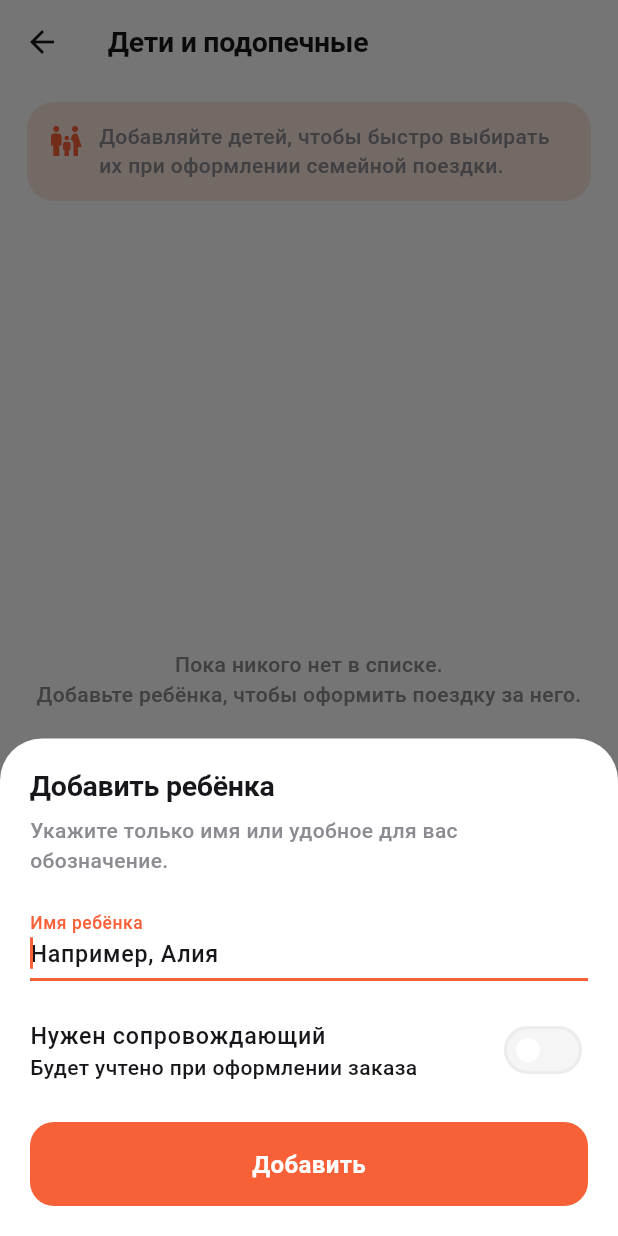
After one commit to mussagali/invotaxi, a Flutter app: the DependentsScreen screen opened directly, after a tap on "Добавить ребёнка", on a phone screen of 412 x 824 dp. The commit adds this screen. Run offline on Flutter 3.47's test engine with Material 3 defaults, Android fonts, the phone set to English and light mode, and no system bars; our stand-ins replace geolocator, shared_preferences; accounts and stored records are empty.

Commit message:
feat: add family orders and one-time tutorial

```diff
--- a/app/lib/models/models.dart
+++ b/app/lib/models/models.dart
@@ -32,6 +32,27 @@ class Driver {
   });
 }
 
+class Dependent {
+  const Dependent({
+    required this.id,
+    required this.fullName,
+    this.needsEscort = false,
+    this.notes,
+  });
+
+  final String id;
+  final String fullName;
+  final bool needsEscort;
+  final String? notes;
+
+  factory Dependent.fromJson(Map<String, dynamic> json) => Dependent(
+    id: json['id'] as String,
+    fullName: json['full_name'] as String? ?? 'Ребёнок',
+    needsEscort: json['needs_escort'] as bool? ?? false,
+    notes: json['notes'] as String?,
+  );
+}
+
 class OrderRequest {
   final String? backendId;
   final String status;
@@ -42,6 +63,7 @@ class OrderRequest {
   final double? dropoffLat;
   final double? dropoffLon;
   final bool escort;
+  final List<String> dependentIds;
   final DateTime? scheduledAt; // null => right now
   final String? comment;
   const OrderRequest({
@@ -54,6 +76,7 @@ class OrderRequest {
     this.dropoffLat,
     this.dropoffLon,
     this.escort = false,
+    this.dependentIds = const [],
     this.scheduledAt,
     this.comment,
   });
--- /dev/null
+++ b/app/lib/screens/passenger/dependents_screen.dart
@@ -0,0 +1,297 @@
+import 'package:flutter/material.dart';
+
+import '../../models/models.dart';
+import '../../state/app_scope.dart';
+import '../../theme/app_palette.dart';
+import '../../widgets/buttons.dart';
+import '../../widgets/common.dart';
+import '../../widgets/page_header.dart';
+
+/// Lets a parent keep a small list of children and select them for one trip.
+/// A selected group is submitted as one backend order with one route.
+class DependentsScreen extends StatefulWidget {
+  const DependentsScreen({
+    super.key,
+    this.selectedIds = const <String>{},
+    this.selectionMode = true,
+  });
+
+  final Set<String> selectedIds;
+  final bool selectionMode;
+
+  @override
+  State<DependentsScreen> createState() => _DependentsScreenState();
+}
+
+class _DependentsScreenState extends State<DependentsScreen> {
+  final Set<String> _selectedIds = <String>{};
+  bool _saving = false;
+
+  @override
+  void initState() {
+    super.initState();
+    _selectedIds.addAll(widget.selectedIds);
+  }
+
+  Future<void> _addDependent() async {
+    final nameController = TextEditingController();
+    var needsEscort = false;
+    final created = await showModalBottomSheet<Dependent>(
+      context: context,
+      isScrollControlled: true,
+      builder: (sheetContext) => StatefulBuilder(
+        builder: (sheetContext, setSheetState) => Padding(
+          padding: EdgeInsets.fromLTRB(
+            20,
+            20,
+            20,
+            20 + MediaQuery.viewInsetsOf(sheetContext).bottom,
+          ),
+          child: Column(
+            mainAxisSize: MainAxisSize.min,
+            crossAxisAlignment: CrossAxisAlignment.start,
+            children: [
+              Text(
+                'Добавить ребёнка',
+                style: Theme.of(sheetContext).textTheme.titleLarge,
+              ),
+              const SizedBox(height: 8),
+              const Text('Укажите только имя или удобное для вас обозначение.'),
+              const SizedBox(height: 18),
+              TextField(
+                controller: nameController,
+                autofocus: true,
+                textCapitalization: TextCapitalization.words,
+                decoration: const InputDecoration(
+                  labelText: 'Имя ребёнка',
+                  hintText: 'Например, Алия',
+                ),
+              ),
+              const SizedBox(height: 10),
+              SwitchListTile.adaptive(
+                contentPadding: EdgeInsets.zero,
+                title: const Text('Нужен сопровождающий'),
+                subtitle: const Text('Будет учтено при оформлении заказа'),
+                value: needsEscort,
+                onChanged: (value) => setSheetState(() => needsEscort = value),
+              ),
+              const SizedBox(height: 12),
+              PrimaryButton(
+                label: 'Добавить',
+                onPressed: () async {
+                  final name = nameController.text.trim();
+                  if (name.isEmpty) return;
+                  try {
+                    final dependent = await sheetContext.appRead.addDependent(
+                      fullName: name,
+                      needsEscort: needsEscort,
+                    );
+                    if (sheetContext.mounted) {
+                      Navigator.of(sheetContext).pop(dependent);
+                    }
+                  } catch (error) {
+                    if (sheetContext.mounted) {
+                      ScaffoldMessenger.of(
+                        sheetContext,
+                      ).showSnackBar(SnackBar(content: Text(error.toString())));
+                    }
+                  }
+                },
+              ),
+            ],
+          ),
+        ),
+      ),
+    );
+    nameController.dispose();
+    if (created != null && mounted) {
+      setState(() => _selectedIds.add(created.id));
+    }
+  }
+
+  Future<void> _archive(Dependent dependent) async {
+    final approved = await showDialog<bool>(
+      context: context,
+      builder: (dialogContext) => AlertDialog(
+        title: const Text('Убрать из списка?'),
+        content: Text(
+          '${dependent.fullName} больше не будет доступен для новых заказов.',
+        ),
+        actions: [
+          TextButton(
+            onPressed: () => Navigator.pop(dialogContext, false),
+            child: const Text('Отмена'),
+          ),
+          FilledButton(
+            onPressed: () => Navigator.pop(dialogContext, true),
+            child: const Text('Убрать'),
+          ),
+        ],
+      ),
+    );
+    if (approved != true || !mounted) return;
+    try {
+      await context.appRead.archiveDependent(dependent.id);
+      if (mounted) setState(() => _selectedIds.remove(dependent.id));
+    } catch (error) {
+      if (mounted) showToast(context, error.toString());
+    }
+  }
+
+  Future<void> _continue() async {
+    if (_saving) return;
+    setState(() => _saving = true);
+    if (!mounted) return;
+    Navigator.of(context).pop(_selectedIds);
+  }
+
+  void _toggle(Dependent dependent) {
+    if (!_selectedIds.contains(dependent.id) && _selectedIds.length >= 5) {
+      showToast(context, 'В одном семейном заказе можно выбрать до 5 детей');
+      return;
+    }
+    setState(() {
+      if (_selectedIds.contains(dependent.id)) {
+        _selectedIds.remove(dependent.id);
+      } else {
+        _selectedIds.add(dependent.id);
+      }
+    });
+  }
+
+  @override
+  Widget build(BuildContext context) {
+    final p = context.palette;
+    final dependents = context.app.dependents;
+    return Scaffold(
+      appBar: AppBar(
+        title: Text(
+          widget.selectionMode ? 'Для кого поездка?' : 'Дети и подопечные',
+        ),
+      ),
+      body: SafeArea(
+        child: Padding(
+          padding: const EdgeInsets.fromLTRB(18, 12, 18, 18),
+          child: Column(
+            crossAxisAlignment: CrossAxisAlignment.stretch,
+            children: [
+              AppCard(
+                color: p.brandSoft,
+                border: false,
+                padding: const EdgeInsets.all(14),
+                child: Row(
+                  crossAxisAlignment: CrossAxisAlignment.start,
+                  children: [
+                    Icon(Icons.family_restroom, color: p.brand),
+                    const SizedBox(width: 10),
+                    Expanded(
+                      child: Text(
+                        widget.selectionMode
+                            ? 'Отметьте одного или нескольких детей. Для всех будет создан один семейный заказ с общим маршрутом.'
+                            : 'Добавляйте детей, чтобы быстро выбирать их при оформлении семейной поездки.',
+                        style: TextStyle(
+                          height: 1.35,
+                          fontWeight: FontWeight.w500,
+                          color: p.textSecondary,
+                        ),
+                      ),
+                    ),
+                  ],
+                ),
+              ),
+              const SizedBox(height: 14),
+              Expanded(
+                child: dependents.isEmpty
+                    ? Center(
+                        child: Text(
+                          'Пока никого нет в списке.\nДобавьте ребёнка, чтобы оформить поездку за него.',
+                          textAlign: TextAlign.center,
+                          style: TextStyle(color: p.textSecondary, height: 1.4),
+                        ),
+                      )
+                    : ListView.separated(
+                        itemCount: dependents.length,
+                        separatorBuilder: (_, _) => const SizedBox(height: 8),
+                        itemBuilder: (_, index) {
+                          final dependent = dependents[index];
+                          final selected = _selectedIds.contains(dependent.id);
+                          return AppCard(
+                            border: selected,
+                            onTap: widget.selectionMode
+                                ? () => _toggle(dependent)
+                                : null,
+                            padding: const EdgeInsets.symmetric(
+                              horizontal: 12,
+                              vertical: 8,
+                            ),
+                            child: Row(
+                              children: [
+                                SoftIconBox(
+                                  icon: Icons.child_care_outlined,
+                                  size: 42,
+                                ),
+                                const SizedBox(width: 12),
+                                Expanded(
+                                  child: Column(
+                                    crossAxisAlignment:
+                                        CrossAxisAlignment.start,
+                                    children: [
+                                      Text(
+                                        dependent.fullName,
+                                        style: TextStyle(
+                                          fontSize: 16,
+                                          fontWeight: FontWeight.w700,
+                                          color: p.textPrimary,
+                                        ),
+                                      ),
+                                      if (dependent.needsEscort)
+                                        Text(
+                                          'Нужен сопровождающий',
+                                          style: TextStyle(
+                                            fontSize: 12,
+                                            color: p.textSecondary,
+                                          ),
+                                        ),
+                                    ],
+                                  ),
+                                ),
+                                if (widget.selectionMode)
+                                  Checkbox(
+                                    value: selected,
+                                    onChanged: (_) => _toggle(dependent),
+                                  ),
+                                IconButton(
+                                  tooltip: 'Убрать из списка',
+                                  onPressed: () => _archive(dependent),
+                                  icon: Icon(
+                                    Icons.delete_outline,
+                                    color: p.textTertiary,
+                                  ),
+                                ),
+                              ],
+                            ),
+                          );
+                        },
+                      ),
+              ),
+              OutlinedButton.icon(
+                onPressed: _addDependent,
+                icon: const Icon(Icons.person_add_alt_1_outlined),
+                label: const Text('Добавить ребёнка'),
+              ),
+              if (widget.selectionMode) ...[
+                const SizedBox(height: 10),
+                PrimaryButton(
+                  label: _selectedIds.isEmpty
+                      ? 'Заказать для себя'
+                      : 'Продолжить · детей: ${_selectedIds.length}',
+                  onPressed: _saving ? null : _continue,
+                ),
+              ],
+            ],
+          ),
+        ),
+      ),
+    );
+  }
+}
```
Also changed, not shown: app/lib/api/backend_api.dart (+37 -0 lines), app/lib/screens/driver/driver_shell.dart (+7 -0 lines), app/lib/screens/passenger/order_screen.dart (+22 -2 lines), app/lib/screens/passenger/passenger_shell.dart (+9 -0 lines), app/lib/screens/shared/profile_screen.dart (+22 -0 lines), app/lib/screens/shared/tutorial_screen.dart (added, +172 -0 lines), app/lib/state/app_state.dart (+50 -1 lines), 7 other files.
